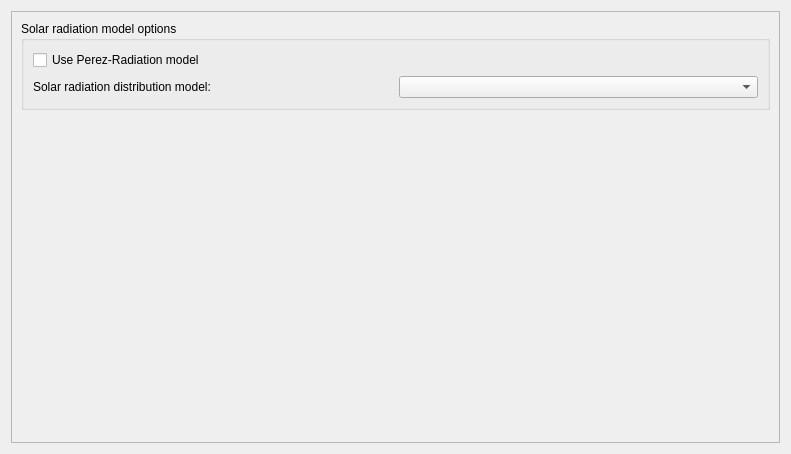
Qt form SIM-VICUS/src/SVSimulationModelOptions.ui (ghorwin/SIM-VICUS) before a commit.
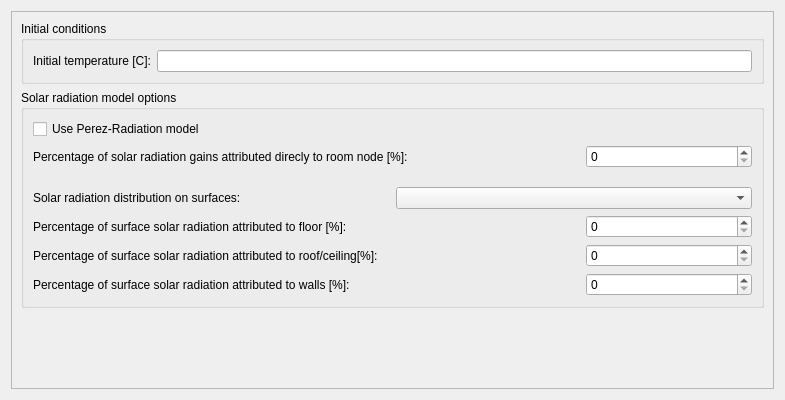
The same form after that commit. Custom widgets are drawn as their Qt base class.

Commit message: Simulation model options and terminal emulator support added.

Diff of the .ui file:
```diff
--- a/SIM-VICUS/src/SVSimulationModelOptions.ui
+++ b/SIM-VICUS/src/SVSimulationModelOptions.ui
@@ -6,8 +6,8 @@
    <rect>
     <x>0</x>
     <y>0</y>
-    <width>791</width>
-    <height>454</height>
+    <width>785</width>
+    <height>400</height>
    </rect>
   </property>
   <property name="windowTitle">
@@ -24,11 +24,30 @@
        <rect>
         <x>0</x>
         <y>0</y>
-        <width>771</width>
-        <height>434</height>
+        <width>765</width>
+        <height>380</height>
        </rect>
       </property>
       <layout class="QVBoxLayout" name="verticalLayout">
+       <item>
+        <widget class="QGroupBox" name="groupBox_2">
+         <property name="title">
+          <string>Initial conditions</string>
+         </property>
+         <layout class="QHBoxLayout" name="horizontalLayout">
+          <item>
+           <widget class="QLabel" name="label_6">
+            <property name="text">
+             <string>Initial temperature [C]:</string>
+            </property>
+           </widget>
+          </item>
+          <item>
+           <widget class="QtExt::ValidatingLineEdit" name="lineEditInitialTemperature"/>
+          </item>
+         </layout>
+        </widget>
+       </item>
        <item>
         <widget class="QGroupBox" name="groupBox">
          <property name="title">
@@ -43,14 +62,74 @@
            </widget>
           </item>
           <item row="1" column="0">
-           <widget class="QLabel" name="label">
+           <widget class="QLabel" name="label_2">
             <property name="text">
-             <string>Solar radiation distribution model:</string>
+             <string>Percentage of solar radiation gains attributed direcly to room node [%]:</string>
             </property>
            </widget>
           </item>
-          <item row="1" column="1">
-           <widget class="QComboBox" name="comboBoxSolarDistributionModeltype"/>
+          <item row="1" column="2">
+           <widget class="QSpinBox" name="spinBox"/>
+          </item>
+          <item row="2" column="1">
+           <spacer name="verticalSpacer_2">
+            <property name="orientation">
+             <enum>Qt::Vertical</enum>
+            </property>
+            <property name="sizeType">
+             <enum>QSizePolicy::Fixed</enum>
+            </property>
+            <property name="sizeHint" stdset="0">
+             <size>
+              <width>20</width>
+              <height>13</height>
+             </size>
+            </property>
+           </spacer>
+          </item>
+          <item row="3" column="0" colspan="3">
+           <layout class="QHBoxLayout" name="horizontalLayout_2">
+            <item>
+             <widget class="QLabel" name="label">
+              <property name="text">
+               <string>Solar radiation distribution on surfaces:</string>
+              </property>
+             </widget>
+            </item>
+            <item>
+             <widget class="QComboBox" name="comboBoxSolarDistributionModeltype"/>
+            </item>
+           </layout>
+          </item>
+          <item row="4" column="0">
+           <widget class="QLabel" name="label_3">
+            <property name="text">
+             <string>Percentage of surface solar radiation attributed to floor [%]:</string>
+            </property>
+           </widget>
+          </item>
+          <item row="4" column="2">
+           <widget class="QSpinBox" name="spinBox_2"/>
+          </item>
+          <item row="5" column="0" colspan="2">
+           <widget class="QLabel" name="label_4">
+            <property name="text">
+             <string>Percentage of surface solar radiation attributed to roof/ceiling[%]:</string>
+            </property>
+           </widget>
+          </item>
+          <item row="5" column="2">
+           <widget class="QSpinBox" name="spinBox_3"/>
+          </item>
+          <item row="6" column="0">
+           <widget class="QLabel" name="label_5">
+            <property name="text">
+             <string>Percentage of surface solar radiation attributed to walls [%]:</string>
+            </property>
+           </widget>
+          </item>
+          <item row="6" column="2">
+           <widget class="QSpinBox" name="spinBox_4"/>
           </item>
          </layout>
         </widget>
@@ -74,6 +153,13 @@
    </item>
   </layout>
  </widget>
+ <customwidgets>
+  <customwidget>
+   <class>QtExt::ValidatingLineEdit</class>
+   <extends>QLineEdit</extends>
+   <header location="global">QtExt_ValidatingLineEdit.h</header>
+  </customwidget>
+ </customwidgets>
  <resources/>
  <connections/>
 </ui>
```
The commit also changes 7 other files.
